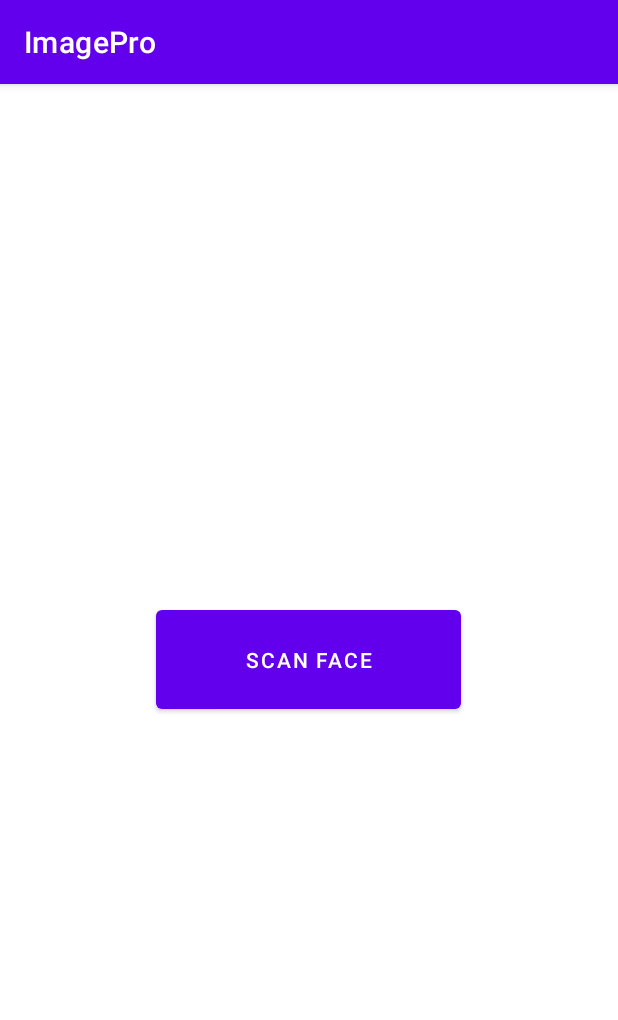
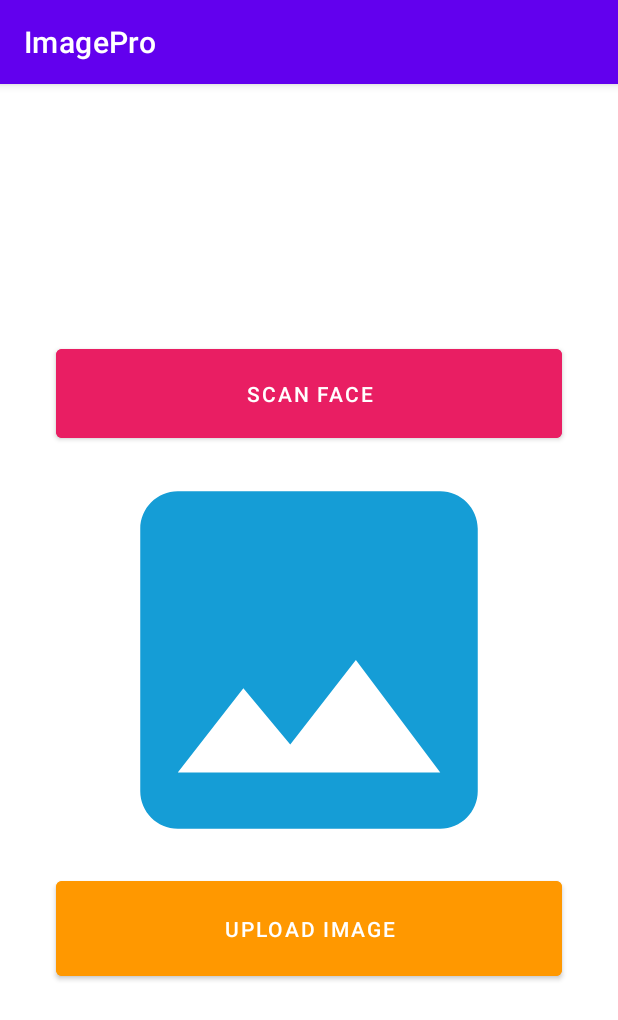
Before and after one commit to nandsk9/ImagePross, an Android app: the screen it shows after launch (MainActivity), on a phone screen of 412 x 824 dp. Shown: the top 1020 px of the screen. Run offline under Robolectric (Android 15) with nearby library versions, the phone set to English and light mode, and no system bars; pictures from the network do not load.

Commit message:
upload image from gallery set,,,,

```diff
--- a/app/src/main/AndroidManifest.xml
+++ b/app/src/main/AndroidManifest.xml
@@ -4,6 +4,7 @@
 
     <uses-permission android:name="android.permission.CAMERA"/>
     <uses-permission android:name="android.permission.WRITE_EXTERNAL_STORAGE"/>
+    <uses-permission android:name="android.permission.READ_EXTERNAL_STORAGE"/>
     <uses-feature
         android:name="android.hardware.camera"
         android:required="false" />
--- a/app/src/main/java/com/bot/imagepro/MainActivity.java
+++ b/app/src/main/java/com/bot/imagepro/MainActivity.java
@@ -1,16 +1,31 @@
 package com.bot.imagepro;
 
+import androidx.annotation.NonNull;
+import androidx.annotation.Nullable;
 import androidx.appcompat.app.AppCompatActivity;
 
+import android.Manifest;
 import android.content.Intent;
+import android.content.pm.PackageManager;
+import android.os.Build;
 import android.os.Bundle;
 import android.util.Log;
 import android.view.View;
 import android.widget.Button;
+import android.widget.ImageView;
+import android.widget.Toast;
 
 import org.opencv.android.OpenCVLoader;
 
 public class MainActivity extends AppCompatActivity {
+
+    ImageView mImageView;
+    Button mUploadBtn;
+    private static final int IMAGE_PICK_CODE=1000;
+    private static final int PERMISSION_CODE=1001;
+
+
+
 
     static {
         if(OpenCVLoader.initDebug()){
@@ -35,6 +50,82 @@ public class MainActivity extends AppCompatActivity {
                 startActivity(new Intent(MainActivity.this, CameraActivity.class).addFlags(Intent.FLAG_ACTIVITY_CLEAR_TASK | Intent.FLAG_ACTIVITY_CLEAR_TOP));
             }
         });
+        //upload image view
+        mImageView=findViewById(R.id.imageView1);
+        mUploadBtn=findViewById(R.id.upload_image_btn);
+        //handle button click
+        mUploadBtn.setOnClickListener(new View.OnClickListener() {
+            @Override
+            public void onClick(View view) {
+                //Check run time permission
+                if (Build.VERSION.SDK_INT>=Build.VERSION_CODES.M){
+                    if (checkSelfPermission(Manifest.permission.READ_EXTERNAL_STORAGE)== PackageManager.PERMISSION_DENIED){
+                        //permission not granted ,request it.
+                        String[] permissions ={Manifest.permission.READ_EXTERNAL_STORAGE};
+                        //show popup for runtime permissions
+                        requestPermissions(permissions,PERMISSION_CODE);
+
+                    }
+                    else {
+                        //permission already granted
+                        pickImageFromGallery();
+                    }
+
+                }
+                else {
+                    // system os is less then marshmallow
+                    pickImageFromGallery();
+                }
+
+
+            }
+
+        });
+
+
+
+    }
+
+    private void pickImageFromGallery() {
+        //intent to pick image
+        Intent intent=new Intent(Intent.ACTION_PICK);
+        intent.setType("image/*");
+        startActivityForResult(intent,IMAGE_PICK_CODE);
+
+
+    }
+    // handle result of runtime permission
+
+
+    @Override
+    public void onRequestPermissionsResult(int requestCode, @NonNull String[] permissions, @NonNull int[] grantResults) {
+        switch(requestCode){
+            case PERMISSION_CODE:{
+                if (grantResults.length>0 && grantResults[0]==
+                PackageManager.PERMISSION_GRANTED){
+                    //PERMISSION was granted
+                    pickImageFromGallery();
+                }
+                else {
+                    //permission denied
+                    Toast.makeText(this, "Permission denied...!", Toast.LENGTH_SHORT).show();
+                }
+
+            }
+        }
+    }
+    //handle result of run time permission
+
+    @Override
+    protected void onActivityResult(int requestCode, int resultCode, @Nullable Intent data) {
+
+
+        super.onActivityResult(requestCode, resultCode, data);
+        if (resultCode == RESULT_OK && requestCode == IMAGE_PICK_CODE) {
+            //set image to image view
+            mImageView.setImageURI(data.getData());
+
+        }
     }
 }
 
--- /dev/null
+++ b/app/src/main/res/drawable/ic_baseline_image_24.xml
@@ -0,0 +1,5 @@
+<vector android:height="24dp" android:tint="#159DD6"
+    android:viewportHeight="24" android:viewportWidth="24"
+    android:width="24dp" xmlns:android="http://schemas.android.com/apk/res/android">
+    <path android:fillColor="@android:color/white" android:pathData="M21,19V5c0,-1.1 -0.9,-2 -2,-2H5c-1.1,0 -2,0.9 -2,2v14c0,1.1 0.9,2 2,2h14c1.1,0 2,-0.9 2,-2zM8.5,13.5l2.5,3.01L14.5,12l4.5,6H5l3.5,-4.5z"/>
+</vector>
--- a/app/src/main/res/layout/activity_main.xml
+++ b/app/src/main/res/layout/activity_main.xml
@@ -4,13 +4,33 @@
     xmlns:tools="http://schemas.android.com/tools"
     android:layout_width="match_parent"
     android:layout_height="match_parent"
-    tools:context=".MainActivity"
-    android:gravity="center">
+    android:gravity="center"
+    android:orientation="vertical"
+    tools:context=".MainActivity">
 
    <Button
        android:id="@+id/camera_btn"
-       android:layout_width="203dp"
-       android:layout_height="78dp"
-       android:text="Scan Face" />
+       android:layout_width="337dp"
+       android:layout_height="75dp"
+       android:backgroundTint="#E91E63"
+       android:gravity="center"
+       android:insetTop="10dp"
+       android:text="Scan Face"
+       android:textSize="14sp" />
+
+   <ImageView
+       android:id="@+id/imageView1"
+       android:layout_width="300dp"
+       android:layout_height="283dp"
+       android:scaleType="centerCrop"
+       app:srcCompat="@drawable/ic_baseline_image_24" />
+
+   <Button
+       android:id="@+id/upload_image_btn"
+       android:layout_width="337dp"
+       android:layout_height="75dp"
+       android:backgroundTint="#FF9800"
+       android:text="UPLOAD IMAGE" />
+
 
 </LinearLayout>
```
